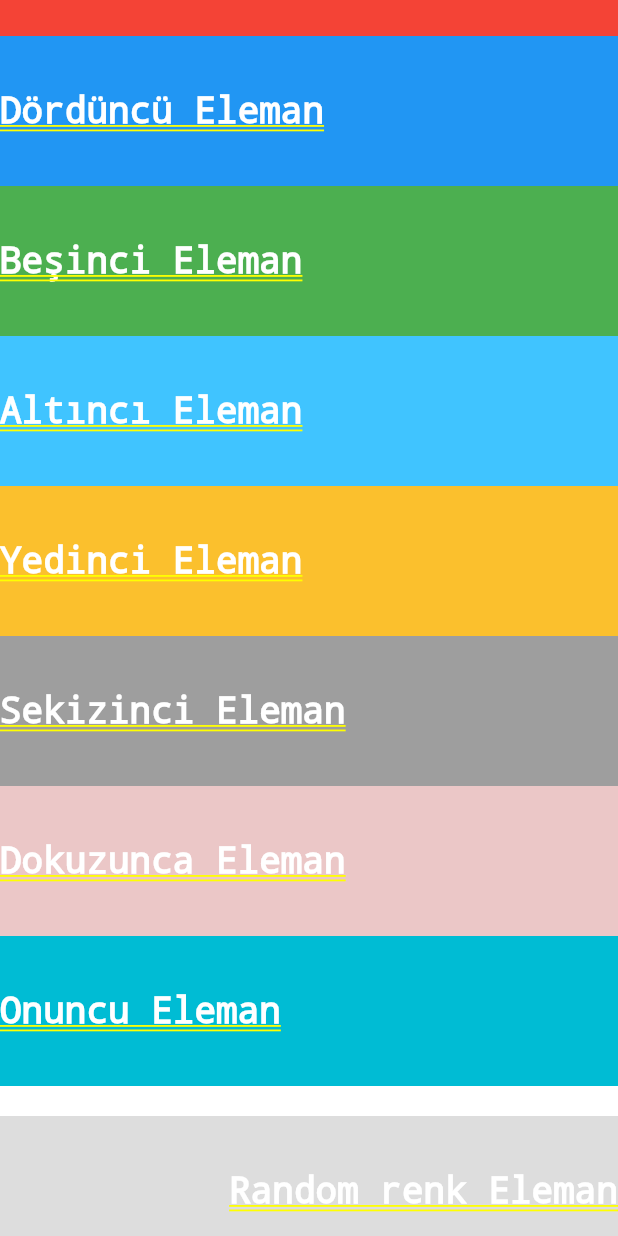
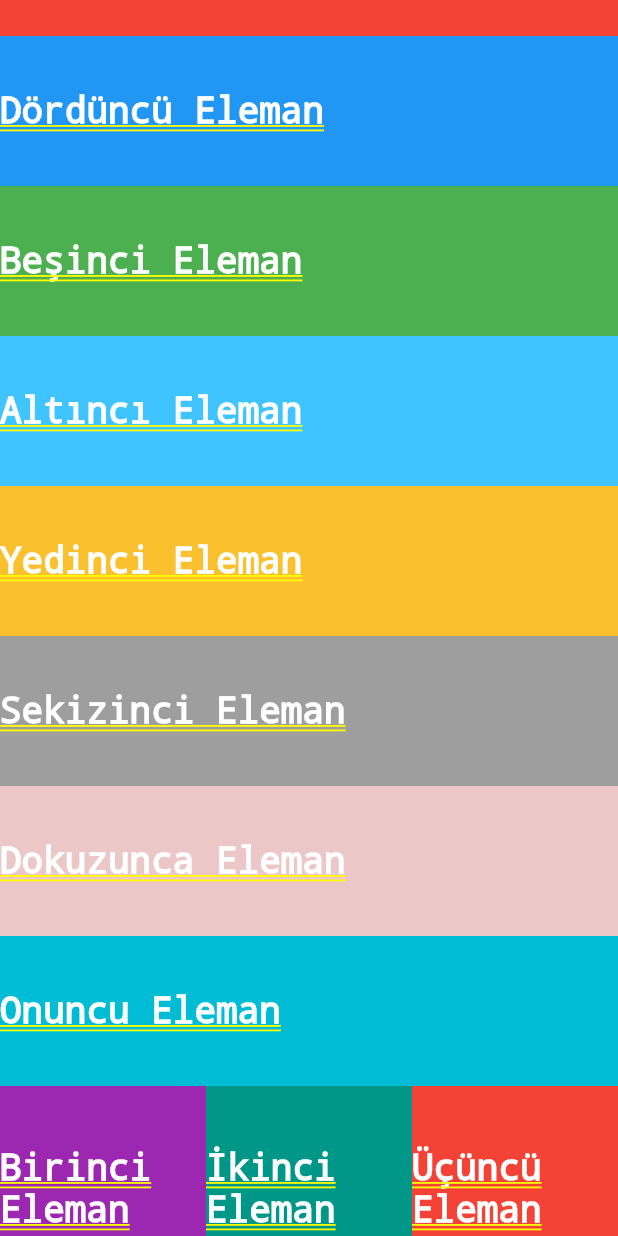
Before and after one commit to Gokdenizsari/flutter_scrolls_app, a Flutter app: the screen it shows after launch, scrolled down 576 dp, on a phone screen of 412 x 824 dp. Run offline on Flutter 3.47's test engine with Material 2 defaults, Android fonts, the phone set to English and light mode, and no system bars; our stand-ins replace flutter_easyloading.

Commit message:
SliverGrid

```diff
--- a/lib/custom_scroll_slivers.dart
+++ b/lib/custom_scroll_slivers.dart
@@ -19,7 +19,56 @@ class CollapsableToolbar extends StatelessWidget {
           ),
         ),
         SliverList(
-          delegate: SliverChildListDelegate([
+          delegate: SliverChildListDelegate(
+            sabitListeElemanlari(),
+          ),
+        ),
+        SliverGrid(
+          delegate: SliverChildListDelegate(sabitListeElemanlari()),
+          gridDelegate:
+              SliverGridDelegateWithFixedCrossAxisCount(crossAxisCount: 3),
+        ),
+        SliverGrid(
+            delegate: SliverChildBuilderDelegate(_dynamicEleman),
+            gridDelegate: SliverGridDelegateWithMaxCrossAxisExtent(
+                maxCrossAxisExtent: 75)),
+        SliverPadding(padding: EdgeInsets.all(10)),
+        SliverList(
+          delegate: SliverChildBuilderDelegate(_dynamicEleman, childCount: 5),
+        )
+
+        /*
+        SliverFixedExtentList(),
+        SliverGrid(),
+        SliverGrid.count(crossAxisCount: 2),
+        SliverGrid.extent(maxCrossAxisExtent: 150)*/
+      ],
+    );
+  }
+
+  Widget _dynamicEleman(BuildContext context, int index) {
+    return Container(
+        height: 100,
+        color: randomRenk(),
+        alignment: Alignment.centerRight,
+        child: Text(
+          "Random renk Eleman",
+          style: TextStyle(fontSize: 24, color: Colors.white),
+        ));
+  }
+
+  Color randomRenk() {
+    return Color.fromARGB(
+      math.Random().nextInt(255),
+      math.Random().nextInt(255),
+      math.Random().nextInt(255),
+      math.Random().nextInt(255),
+    );
+  }
+}
+
+List<Widget> sabitListeElemanlari() {
+  return [
     Container(
         height: 100,
         color: Colors.purple,
@@ -91,39 +140,6 @@ class CollapsableToolbar extends StatelessWidget {
         child: Text(
           "Onuncu Eleman",
           style: TextStyle(fontSize: 24, color: Colors.white),
-                )),
-          ]),
-        ),
-        SliverPadding(padding: EdgeInsets.all(10)),
-        SliverList(
-            delegate: SliverChildBuilderDelegate(_dynamicEleman, childCount: 5))
-
-        /*
-        SliverFixedExtentList(),
-        SliverGrid(),
-        SliverGrid.count(crossAxisCount: 2),
-        SliverGrid.extent(maxCrossAxisExtent: 150)*/
-      ],
-    );
+        ))
+  ];
 }
-
-  Widget _dynamicEleman(BuildContext context, int index) {
-    return Container(
-        height: 100,
-        color: randomRenk(),
-        alignment: Alignment.centerRight,
-        child: Text(
-          "Random renk Eleman",
-          style: TextStyle(fontSize: 24, color: Colors.white),
-        ));
-  }
-
-  Color randomRenk() {
-    return Color.fromARGB(
-      math.Random().nextInt(255),
-      math.Random().nextInt(255),
-      math.Random().nextInt(255),
-      math.Random().nextInt(255),
-    );
-  }
-}
```
Lines whose indentation alone changed are shown as unchanged.
